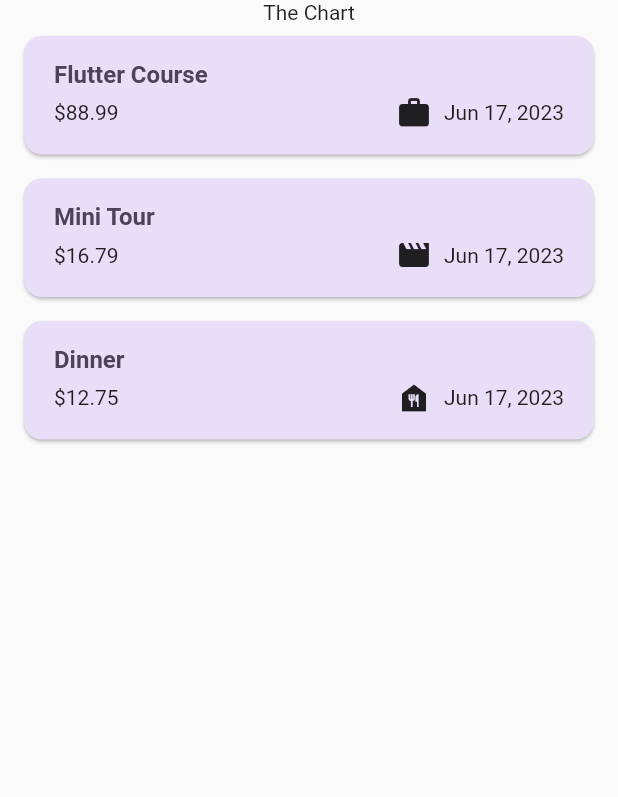
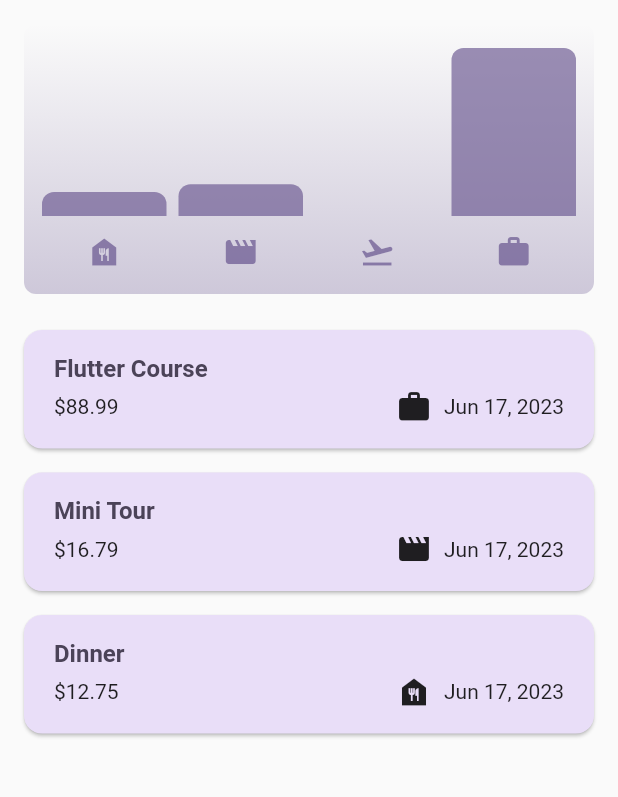
Before and after one commit to gxtanvir/daily_expense, a Flutter app: the screen it shows after launch, on a phone screen of 412 x 824 dp, the part 84-881 px from its top. Run offline on Flutter 3.47's test engine with Material 2 defaults, Android fonts, the phone set to English and light mode, and no system bars.

Commit message:
Before Final

```diff
--- /dev/null
+++ b/lib/Widget/chart/chart.dart
@@ -0,0 +1,95 @@
+import 'package:flutter/material.dart';
+
+import 'package:daily_expense/Widget/chart/chart_bar.dart';
+import 'package:daily_expense/models/expense.dart';
+
+class Chart extends StatelessWidget {
+  const Chart({super.key, required this.expenses});
+
+  final List<Expense> expenses;
+
+  List<ExpenseBucket> get buckets {
+    return [
+      ExpenseBucket.forCategory(expenses, Category.food),
+      ExpenseBucket.forCategory(expenses, Category.leisure),
+      ExpenseBucket.forCategory(expenses, Category.travel),
+      ExpenseBucket.forCategory(expenses, Category.work),
+    ];
+  }
+
+  double get maxTotalExpense {
+    double maxTotalExpense = 0;
+
+    for (final bucket in buckets) {
+      if (bucket.totalExpenses > maxTotalExpense) {
+        maxTotalExpense = bucket.totalExpenses;
+      }
+    }
+
+    return maxTotalExpense;
+  }
+
+  @override
+  Widget build(BuildContext context) {
+    final isDarkMode =
+        MediaQuery.of(context).platformBrightness == Brightness.dark;
+    return Container(
+      margin: const EdgeInsets.all(16),
+      padding: const EdgeInsets.symmetric(
+        vertical: 16,
+        horizontal: 8,
+      ),
+      width: double.infinity,
+      height: 180,
+      decoration: BoxDecoration(
+        borderRadius: BorderRadius.circular(8),
+        gradient: LinearGradient(
+          colors: [
+            Theme.of(context).colorScheme.primary.withOpacity(0.3),
+            Theme.of(context).colorScheme.primary.withOpacity(0.0)
+          ],
+          begin: Alignment.bottomCenter,
+          end: Alignment.topCenter,
+        ),
+      ),
+      child: Column(
+        children: [
+          Expanded(
+            child: Row(
+              crossAxisAlignment: CrossAxisAlignment.end,
+              children: [
+                for (final bucket in buckets) // alternative to map()
+                  ChartBar(
+                    fill: bucket.totalExpenses == 0
+                        ? 0
+                        : bucket.totalExpenses / maxTotalExpense,
+                  )
+              ],
+            ),
+          ),
+          const SizedBox(height: 12),
+          Row(
+            children: buckets
+                .map(
+                  (bucket) => Expanded(
+                    child: Padding(
+                      padding: const EdgeInsets.symmetric(horizontal: 4),
+                      child: Icon(
+                        categoryIcons[bucket.category],
+                        color: isDarkMode
+                            ? Theme.of(context).colorScheme.secondary
+                            : Theme.of(context)
+                                .colorScheme
+                                .primary
+                                .withOpacity(0.7),
+                      ),
+                    ),
+                  ),
+                )
+                .toList(),
+          )
+        ],
+      ),
+    );
+  }
+}
--- /dev/null
+++ b/lib/Widget/chart/chart_bar.dart
@@ -0,0 +1,34 @@
+import 'package:flutter/material.dart';
+
+class ChartBar extends StatelessWidget {
+  const ChartBar({
+    super.key,
+    required this.fill,
+  });
+
+  final double fill;
+
+  @override
+  Widget build(BuildContext context) {
+    final isDarkMode =
+        MediaQuery.of(context).platformBrightness == Brightness.dark;
+    return Expanded(
+      child: Padding(
+        padding: const EdgeInsets.symmetric(horizontal: 4),
+        child: FractionallySizedBox(
+          heightFactor: fill,
+          child: DecoratedBox(
+            decoration: BoxDecoration(
+              shape: BoxShape.rectangle,
+              borderRadius:
+                  const BorderRadius.vertical(top: Radius.circular(8)),
+              color: isDarkMode
+                  ? Theme.of(context).colorScheme.secondary
+                  : Theme.of(context).colorScheme.primary.withOpacity(0.65),
+            ),
+          ),
+        ),
+      ),
+    );
+  }
+}
--- a/lib/expenses.dart
+++ b/lib/expenses.dart
@@ -1,3 +1,4 @@
+import 'package:daily_expense/Widget/chart/chart.dart';
 import 'package:daily_expense/Widget/expenses_list/new_expense.dart';
 import 'package:flutter/material.dart';
 import 'package:daily_expense/models/expense.dart';
@@ -97,7 +98,7 @@ class _Expenses extends State<Expenses> {
       ),
       body: Column(
         children: [
-          const Text('The Chart'),
+          Chart(expenses: _registeredExpense),
           Expanded(
             child: mainContent,
           ),
--- a/lib/models/expense.dart
+++ b/lib/models/expense.dart
@@ -40,10 +40,16 @@ class ExpenseBucket {
     required this.category,
     required this.expenses,
   });
+
+  ExpenseBucket.forCategory(List<Expense> allExpense, this.category)
+      : expenses = allExpense
+            .where((expense) => category == expense.category)
+            .toList();
+
   final Category category;
   final List<Expense> expenses;
 
-  double get totalExpense {
+  double get totalExpenses {
     double sum = 0;
     for (final expense in expenses) {
       sum += expense.amount;
```
